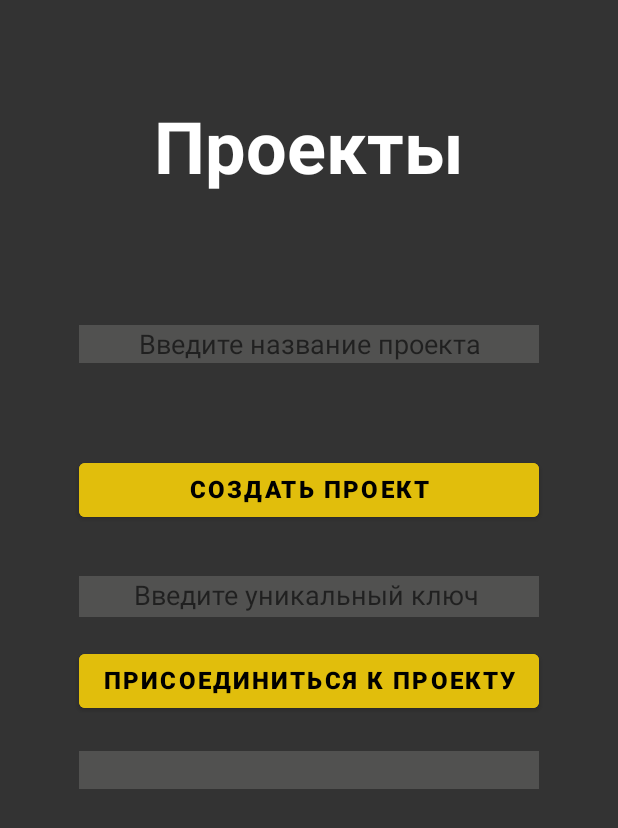
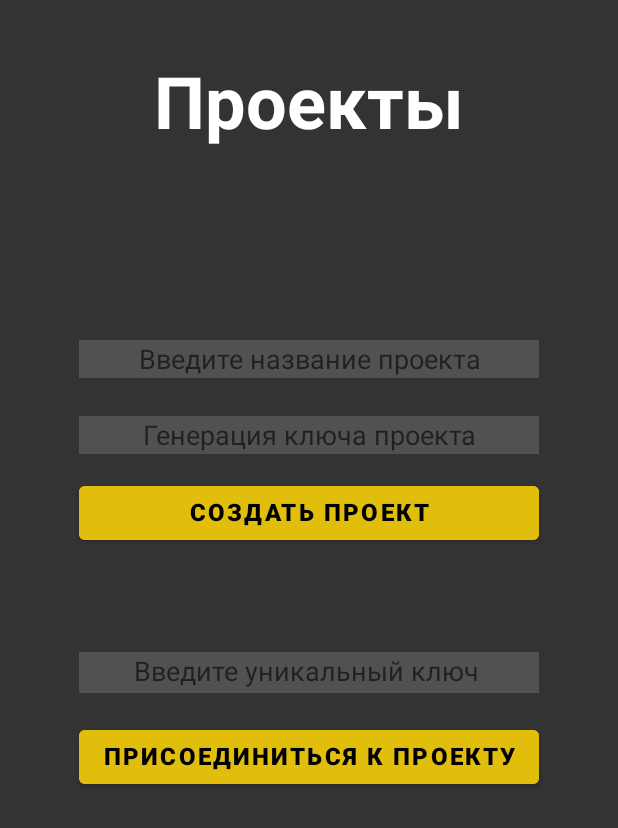
Before and after one commit to R0land42/entranceAct, an Android app: the layout activity_main_menu.xml on its own in the app's theme, with its tools: preview values and no code run, on a phone screen of 412 x 824 dp. Shown: the top 828 px of the screen. Run offline under Robolectric (Android 15) with nearby library versions, the phone set to English and light mode, and no system bars.

```diff
--- a/app/src/main/java/com/example/entranceact/ProjectUsers.java
+++ b/app/src/main/java/com/example/entranceact/ProjectUsers.java
@@ -17,7 +17,6 @@ public class ProjectUsers {
     public String getLogin() {
         return login;
     }
-
     public void setLogin(String login) {
         this.login = login;
     }
@@ -25,7 +24,6 @@ public class ProjectUsers {
     public String getName() {
         return name;
     }
-
     public void setName(String name) {
         this.name = name;
     }
@@ -33,7 +31,6 @@ public class ProjectUsers {
     public String getPassword() {
         return password;
     }
-
     public void setPassword(String password) {
         this.password = password;
     }
@@ -41,7 +38,6 @@ public class ProjectUsers {
     public String getEmail() {
         return email;
     }
-
     public void setEmail(String email) {
         this.email = email;
     }
@@ -49,7 +45,6 @@ public class ProjectUsers {
     public String getUserColor() {
         return userColor;
     }
-
     public void setUserColor(String userColor) {
         this.userColor = userColor;
     }
--- a/app/src/main/res/layout/activity_main_menu.xml
+++ b/app/src/main/res/layout/activity_main_menu.xml
@@ -16,7 +16,7 @@
             android:layout_width="wrap_content"
             android:layout_height="wrap_content"
             android:gravity="center"
-            android:paddingTop="50dp">
+            android:paddingTop="20dp">
 
             <TextView
                 android:id="@+id/textViewLogo"
@@ -36,8 +36,7 @@
         <TableRow
             android:layout_width="wrap_content"
             android:layout_height="wrap_content"
-            android:gravity="center"
-            android:paddingBottom="5dp">
+            android:gravity="center">
 
             <TextView
                 android:id="@+id/textViewWelcome"
@@ -54,32 +53,6 @@
 
         </TableRow>
 
-
-
-        <TableRow
-            android:layout_width="wrap_content"
-            android:layout_height="wrap_content"
-            android:gravity="center"
-            android:paddingLeft="40dp"
-            android:paddingTop="5dp"
-            android:paddingRight="40dp"
-            android:paddingBottom="5dp">
-
-
-
-            <EditText
-                android:id="@+id/edTextProjectName"
-                android:layout_width="wrap_content"
-                android:layout_height="wrap_content"
-                android:layout_marginTop="10dp"
-                android:background="#515150"
-                android:backgroundTint="#515150"
-                android:ems="10"
-                android:gravity="center"
-                android:hint="Введите название проекта"
-                android:inputType="textPersonName"
-                android:paddingBottom="5dp" />
-        </TableRow>
 
         <TableRow
             android:layout_width="wrap_content"
@@ -98,6 +71,54 @@
 
         </TableRow>
 
+
+        <TableRow
+            android:layout_width="wrap_content"
+            android:layout_height="wrap_content"
+            android:gravity="center"
+            android:paddingLeft="40dp"
+            android:paddingTop="5dp"
+            android:paddingRight="40dp"
+            android:paddingBottom="5dp">
+
+
+            <EditText
+                android:id="@+id/edTextProjectName"
+                android:layout_width="wrap_content"
+                android:layout_height="wrap_content"
+                android:layout_marginTop="10dp"
+                android:background="@color/gray"
+                android:backgroundTint="@color/gray"
+                android:textColor="@color/yellow"
+                android:textColorHighlight="#FFFFFF"
+                android:ems="10"
+                android:gravity="center"
+                android:hint="Введите название проекта"
+                android:inputType="textPersonName"
+                android:paddingBottom="5dp" />
+        </TableRow>
+
+        <TableRow
+            android:layout_width="wrap_content"
+            android:layout_height="wrap_content"
+            android:gravity="center"
+            android:paddingTop="5dp"
+            android:paddingBottom="5dp">
+
+            <EditText
+                android:id="@+id/edTextProjectKeyCheck"
+                android:layout_width="wrap_content"
+                android:layout_height="wrap_content"
+                android:layout_marginTop="10dp"
+                android:background="@color/gray"
+                android:backgroundTint="@color/gray"
+                android:textColor="@color/yellow"
+                android:ems="10"
+                android:textColorHighlight="#FFFFFF"
+                android:gravity="center"
+                android:hint="Генерация ключа проекта"
+                android:paddingBottom="5dp" />
+        </TableRow>
 
         <TableRow
             android:layout_width="wrap_content"
@@ -125,11 +146,25 @@
         <TableRow
             android:layout_width="wrap_content"
             android:layout_height="wrap_content"
-            android:layout_marginTop="20dp"
             android:gravity="center"
-            android:paddingLeft="40dp"
+            android:layout_marginTop="10dp">
+
+            <TextView
+                android:id="@+id/textViewProjectKeyError"
+                android:layout_width="wrap_content"
+                android:layout_height="45dp"
+                android:textAlignment="center"
+                android:textSize="16sp"
+                android:textStyle="bold" />
+
+
+        </TableRow>
+
+        <TableRow
+            android:layout_width="wrap_content"
+            android:layout_height="wrap_content"
+            android:gravity="center"
             android:paddingTop="5dp"
-            android:paddingRight="40dp"
             android:paddingBottom="5dp">
 
             <EditText
@@ -137,8 +172,10 @@
                 android:layout_width="wrap_content"
                 android:layout_height="wrap_content"
                 android:layout_marginTop="5dp"
-                android:background="#515150"
-                android:backgroundTint="#515150"
+                android:background="@color/gray"
+                android:backgroundTint="@color/gray"
+                android:textColor="@color/yellow"
+                android:textColorHighlight="#FFFFFF"
                 android:ems="10"
                 android:gravity="center"
                 android:hint="Введите уникальный ключ "
@@ -171,28 +208,5 @@
                 android:textStyle="bold" />
 
         </TableRow>
-
-        <TableRow
-            android:layout_width="wrap_content"
-            android:layout_height="wrap_content"
-            android:gravity="center"
-            android:paddingLeft="40dp"
-            android:paddingTop="5dp"
-            android:paddingRight="40dp"
-            android:paddingBottom="5dp">
-
-            <EditText
-                android:id="@+id/edTextProjectKeyCheck"
-                android:layout_width="wrap_content"
-                android:layout_height="wrap_content"
-                android:layout_marginTop="10dp"
-                android:background="#515150"
-                android:backgroundTint="#515150"
-                android:ems="10"
-                android:gravity="center"
-                android:inputType="textPersonName"
-                android:paddingBottom="5dp" />
-        </TableRow>
-
     </TableLayout>
 </RelativeLayout>
```
Also changed, not shown: app/src/main/java/com/example/entranceact/MainMenu.java (+46 -9 lines), app/src/main/java/com/example/entranceact/ProjectInfo.java (+7 -9 lines), app/src/main/res/layout/activity_main.xml (+19 -23 lines), app/src/main/res/layout/activity_sign_up.xml (+22 -23 lines).
